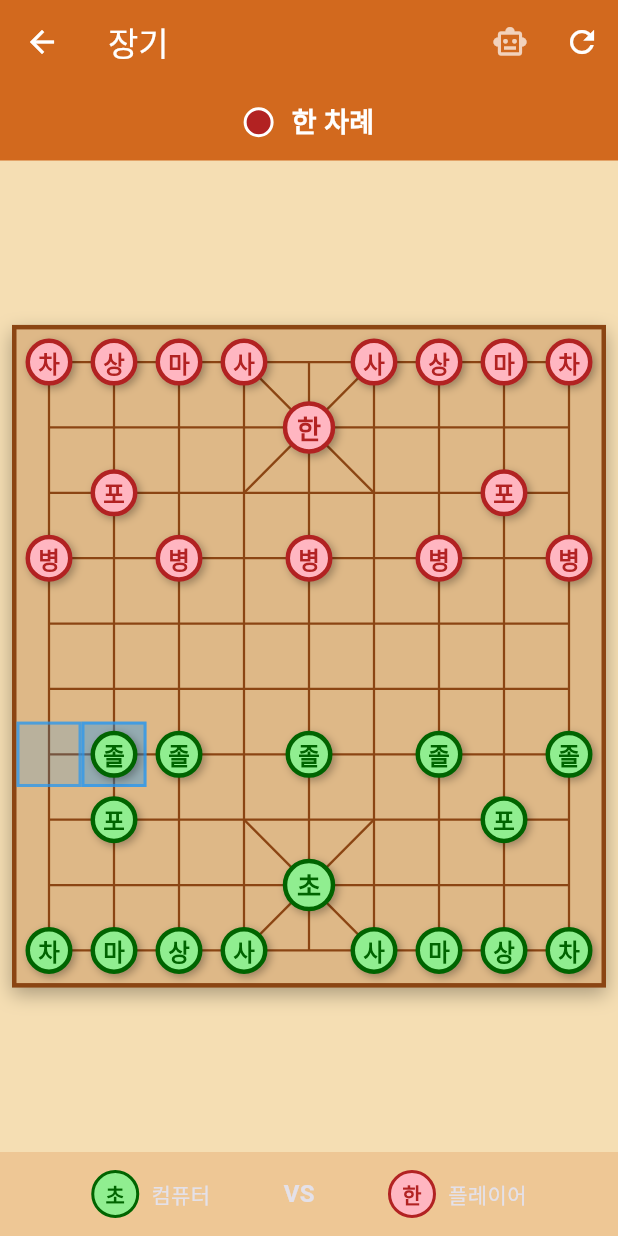
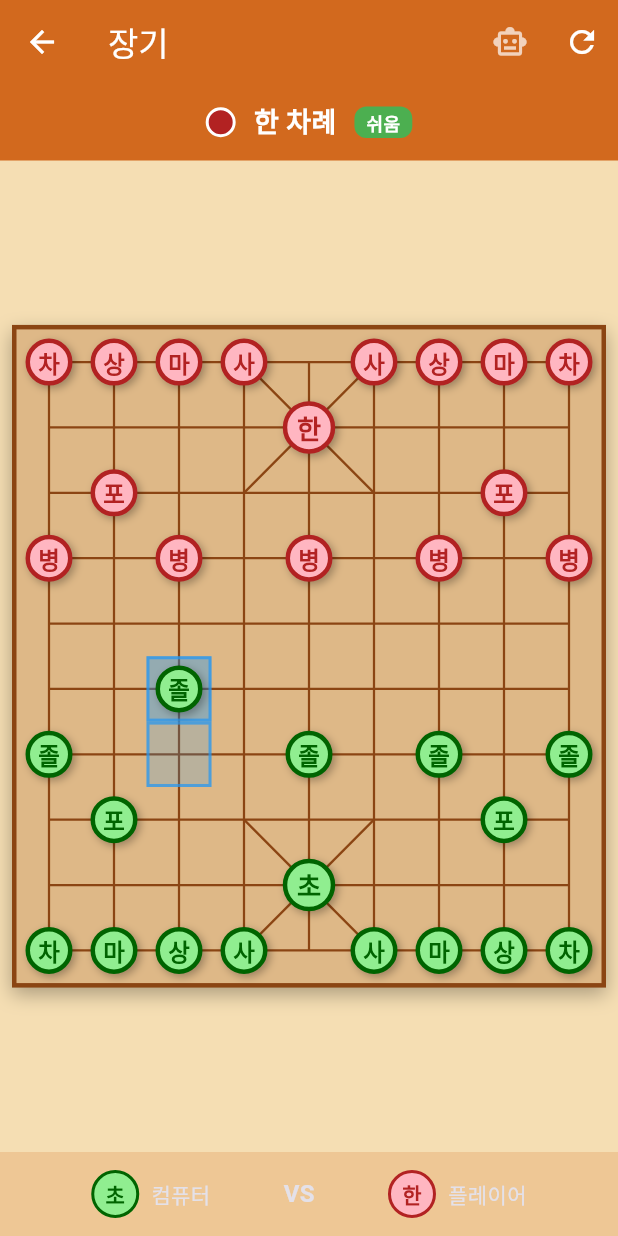
Before and after one commit to mhpark03/games, a Flutter app: the JanggiScreen screen opened directly with empty values, after a tap on "상마", after a tap on "게임 시작", on a phone screen of 412 x 824 dp. Run offline on Flutter 3.47's test engine with Material 3 defaults, Android fonts, the phone set to English and light mode, and no system bars; our stand-ins replace shared_preferences; accounts and stored records are empty.

Commit message:
장기: 랜덤 난이도 시스템 추가
- JanggiDifficulty enum 추가 (easy, normal, hard)
- 난이도별 AI 설정:
  - 쉬움: 탐색 깊이 1, 30% 랜덤 수
  - 보통: 탐색 깊이 2, 15% 랜덤 수
  - 어려움: 탐색 깊이 3, 0% 랜덤 수
- 게임 시작 시 난이도 랜덤 설정 (쉬움 50%, 보통 35%, 어려움 15%)
- 상태바에 현재 난이도 표시 (색상별로 구분)
- 게임 저장/불러오기 시 난이도 유지

```diff
--- a/lib/games/janggi/janggi_screen.dart
+++ b/lib/games/janggi/janggi_screen.dart
@@ -54,6 +54,13 @@ class JanggiPiece {
 
 enum JanggiGameMode { vsCho, vsHan, vsHuman }
 
+// AI 난이도 설정
+enum JanggiDifficulty {
+  easy,   // 쉬움: 탐색 깊이 1, 랜덤 수 확률 30%
+  normal, // 보통: 탐색 깊이 2, 랜덤 수 확률 15%
+  hard,   // 어려움: 탐색 깊이 3, 랜덤 수 확률 0%
+}
+
 class JanggiScreen extends StatefulWidget {
   final JanggiGameMode gameMode;
   final bool resumeGame;
@@ -105,6 +112,9 @@ class _JanggiScreenState extends State<JanggiScreen> {
   // 보드 상태 히스토리 (반복 검출용)
   List<String> _boardHistory = [];
   int _consecutiveCheckCount = 0; // 연속 장군 횟수
+
+  // AI 난이도 설정
+  JanggiDifficulty _difficulty = JanggiDifficulty.normal;
 
   // Gemini AI 설정
   String? geminiApiKey;
@@ -197,6 +207,7 @@ class _JanggiScreenState extends State<JanggiScreen> {
       'lastMoveToCol': lastMoveToCol,
       'boardHistory': _boardHistory,
       'consecutiveCheckCount': _consecutiveCheckCount,
+      'difficulty': _difficulty.index,
     };
 
     await GameSaveService.saveGame('janggi', gameState);
@@ -240,6 +251,14 @@ class _JanggiScreenState extends State<JanggiScreen> {
       _boardHistory = [];
     }
     _consecutiveCheckCount = gameState['consecutiveCheckCount'] as int? ?? 0;
+
+    // 난이도 복원
+    final savedDifficulty = gameState['difficulty'] as int?;
+    if (savedDifficulty != null && savedDifficulty < JanggiDifficulty.values.length) {
+      _difficulty = JanggiDifficulty.values[savedDifficulty];
+    } else {
+      _difficulty = JanggiDifficulty.normal;
+    }
 
     setState(() {
       isSetupPhase = false;
@@ -413,6 +432,11 @@ class _JanggiScreenState extends State<JanggiScreen> {
   }
 
   void _showSetupDialog() {
+    // 컴퓨터 대전 시 난이도 랜덤 설정
+    if (widget.gameMode != JanggiGameMode.vsHuman) {
+      _randomizeDifficulty();
+    }
+
     // 컴퓨터의 마상 배치는 랜덤으로 설정 (4가지 조합 중 하나)
     final random = Random();
     if (widget.gameMode == JanggiGameMode.vsCho) {
@@ -1703,8 +1727,53 @@ class _JanggiScreenState extends State<JanggiScreen> {
     });
   }
 
-  // AI 난이도 설정 (탐색 깊이)
-  static const int _aiSearchDepth = 3;
+  // 난이도별 AI 탐색 깊이
+  int get _aiSearchDepth {
+    switch (_difficulty) {
+      case JanggiDifficulty.easy:
+        return 1;
+      case JanggiDifficulty.normal:
+        return 2;
+      case JanggiDifficulty.hard:
+        return 3;
+    }
+  }
+
+  // 난이도별 랜덤 수 확률 (0.0 ~ 1.0)
+  double get _randomMoveChance {
+    switch (_difficulty) {
+      case JanggiDifficulty.easy:
+        return 0.30; // 30% 확률로 랜덤 수
+      case JanggiDifficulty.normal:
+        return 0.15; // 15% 확률로 랜덤 수
+      case JanggiDifficulty.hard:
+        return 0.0; // 항상 최선의 수
+    }
+  }
+
+  // 난이도 이름 반환
+  String get _difficultyName {
+    switch (_difficulty) {
+      case JanggiDifficulty.easy:
+        return '쉬움';
+      case JanggiDifficulty.normal:
+        return '보통';
+      case JanggiDifficulty.hard:
+        return '어려움';
+    }
+  }
+
+  // 랜덤 난이도 설정 (쉬움 50%, 보통 35%, 어려움 15%)
+  void _randomizeDifficulty() {
+    final rand = Random().nextDouble();
+    if (rand < 0.50) {
+      _difficulty = JanggiDifficulty.easy;
+    } else if (rand < 0.85) {
+      _difficulty = JanggiDifficulty.normal;
+    } else {
+      _difficulty = JanggiDifficulty.hard;
+    }
+  }
 
   // 기물 가치 (정적 평가용)
   int _getPieceValue(JanggiPieceType type) {
@@ -2125,6 +2194,28 @@ class _JanggiScreenState extends State<JanggiScreen> {
     }
 
     if (allMoves.isEmpty) return null;
+
+    // 난이도에 따라 랜덤 수 선택
+    if (_randomMoveChance > 0 && Random().nextDouble() < _randomMoveChance) {
+      // 랜덤 수 선택 (단, 궁을 잃는 수는 제외)
+      final safeMoves = allMoves.where((move) {
+        final movingPiece = board[move['fromRow']][move['fromCol']];
+        final capturedPiece = board[move['toRow']][move['toCol']];
+        board[move['toRow']][move['toCol']] = movingPiece;
+        board[move['fromRow']][move['fromCol']] = null;
+
+        final isSafe = !_checkIsInCheck(aiColor);
+
+        board[move['fromRow']][move['fromCol']] = movingPiece;
+        board[move['toRow']][move['toCol']] = capturedPiece;
+
+        return isSafe;
+      }).toList();
+
+      if (safeMoves.isNotEmpty) {
+        return safeMoves[Random().nextInt(safeMoves.length)];
+      }
+    }
 
     // 수 정렬 (캡처 수 우선)
     allMoves.sort((a, b) => b['priority'].compareTo(a['priority']));
@@ -3054,9 +3145,40 @@ class _JanggiScreenState extends State<JanggiScreen> {
               fontWeight: FontWeight.bold,
             ),
           ),
+          // 컴퓨터 대전 시 난이도 표시
+          if (widget.gameMode != JanggiGameMode.vsHuman && !isSetupPhase) ...[
+            const SizedBox(width: 12),
+            Container(
+              padding: const EdgeInsets.symmetric(horizontal: 8, vertical: 2),
+              decoration: BoxDecoration(
+                color: _getDifficultyColor(),
+                borderRadius: BorderRadius.circular(8),
+              ),
+              child: Text(
+                _difficultyName,
+                style: const TextStyle(
+                  color: Colors.white,
+                  fontSize: 12,
+                  fontWeight: FontWeight.bold,
+                ),
+              ),
+            ),
+          ],
         ],
       ),
     );
+  }
+
+  // 난이도별 색상
+  Color _getDifficultyColor() {
+    switch (_difficulty) {
+      case JanggiDifficulty.easy:
+        return Colors.green;
+      case JanggiDifficulty.normal:
+        return Colors.orange;
+      case JanggiDifficulty.hard:
+        return Colors.red;
+    }
   }
 
   Widget _buildBoard() {
```
